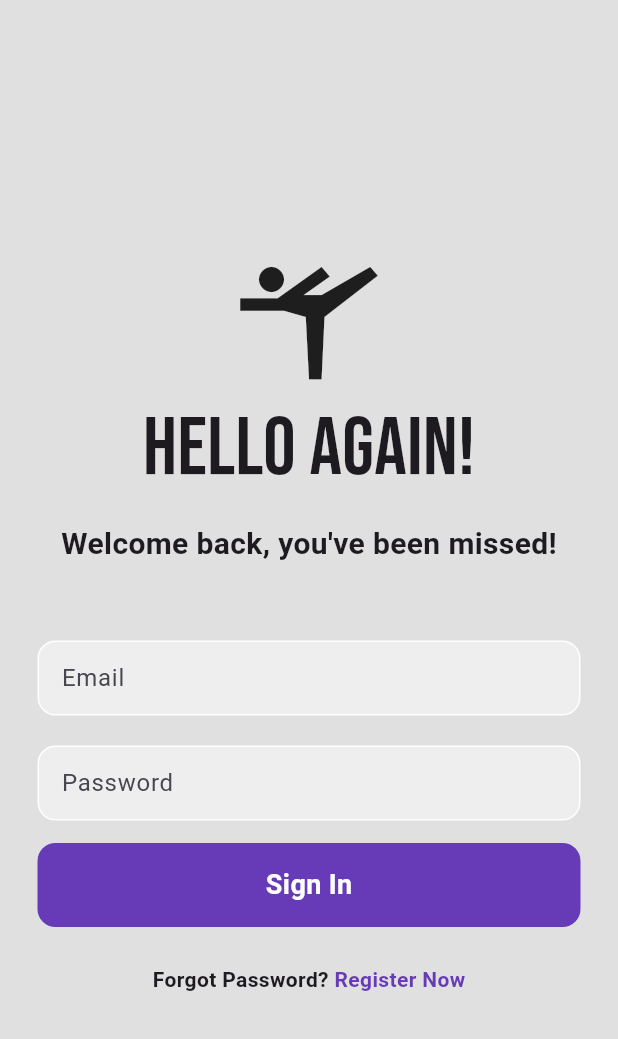
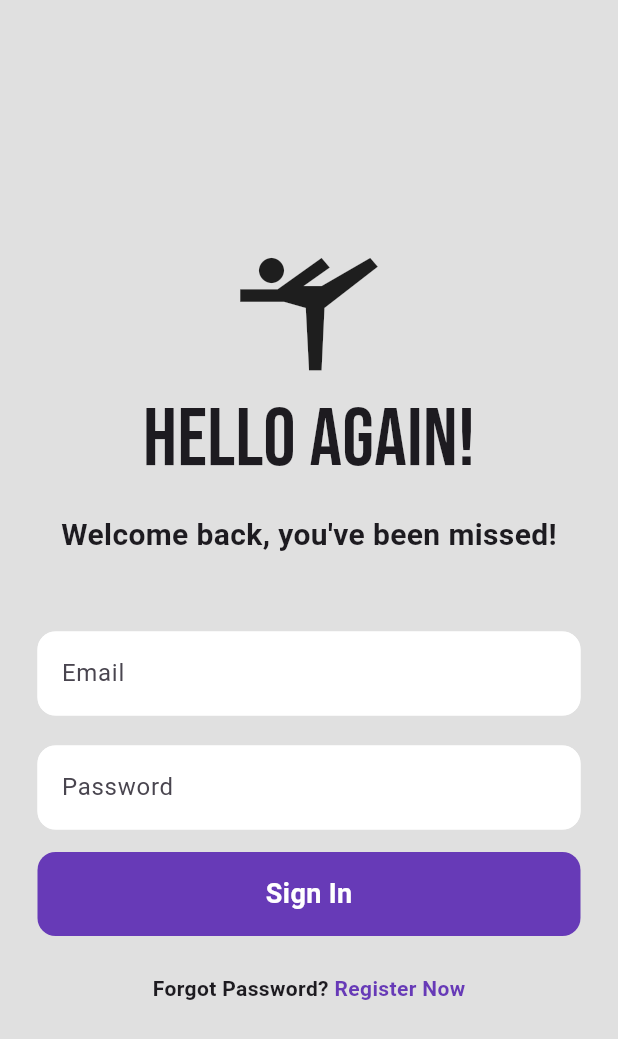
Before and after one commit to rishithamenush/FirebaseApp, a Flutter app: the screen it shows after launch, on a phone screen of 412 x 824 dp. Shown: the top 1039 px of the screen. Run offline on Flutter 3.47's test engine with Material 3 defaults, Android fonts, the phone set to English and light mode, and no system bars; our stand-ins replace google_fonts.

Commit message:
update the login page

```diff
--- a/lib/login_page.dart
+++ b/lib/login_page.dart
@@ -10,12 +10,17 @@ class LoginPage extends StatefulWidget {
 }
 
 class _LoginPageState extends State<LoginPage> {
+  final _emailController = TextEditingController();
+  final _passwordController = TextEditingController();
+
+
   @override
   Widget build(BuildContext context) {
     return Scaffold(
       backgroundColor: Colors.grey[300],
       body: SafeArea(
         child: Center(
+          child: SingleChildScrollView(
             child: Column(
               mainAxisAlignment: MainAxisAlignment.center,
               children: [
@@ -38,45 +43,51 @@ class _LoginPageState extends State<LoginPage> {
 
                 const SizedBox(height: 50,),
 
-              //email textfield
+                //email text field
                 Padding(
                   padding: const EdgeInsets.symmetric(horizontal: 25.0),
-                child: Container(
-                  decoration: BoxDecoration(
-                    color: Colors.grey[200],
-                    border: Border.all(color: Colors.white),
-                    borderRadius: BorderRadius.circular(12)
+                  child: TextField(
+                    controller: _emailController,
+                    decoration: InputDecoration(
+                      enabledBorder: OutlineInputBorder(
+                        borderSide: BorderSide(color: Colors.white),
+                        borderRadius: BorderRadius.circular(12),
                       ),
-                  child: const TextField(
-                    decoration: InputDecoration(
-                      border: InputBorder.none,
+                      focusedBorder: OutlineInputBorder(
+                        borderSide: BorderSide(color: Colors.deepPurple),
+                        borderRadius: BorderRadius.circular(12),
+                      ),
                       hintText: "Email",
-                      contentPadding: EdgeInsets.only(left: 15),
-                    ),
+                      fillColor: Colors.white,
+                      filled: true,
                     ),
                   ),
                 ),
                 const SizedBox(height: 20,),
 
-              //password Textfield
+                //password Text field
+
                 Padding(
                   padding: const EdgeInsets.symmetric(horizontal: 25.0),
-                child: Container(
-                  decoration: BoxDecoration(
-                      color: Colors.grey[200],
-                      border: Border.all(color: Colors.white),
-                      borderRadius: BorderRadius.circular(12)
-                  ),
-                  child: const TextField(
+                  child: TextField(
+                    controller: _passwordController,
                     obscureText: true,
                     decoration: InputDecoration(
-                      border: InputBorder.none,
+                      enabledBorder: OutlineInputBorder(
+                        borderSide: const BorderSide(color: Colors.white),
+                        borderRadius: BorderRadius.circular(12),
+                      ),
+                      focusedBorder: OutlineInputBorder(
+                        borderSide: const BorderSide(color: Colors.deepPurple),
+                        borderRadius: BorderRadius.circular(12),
+                      ),
                       hintText: "Password",
-                      contentPadding: EdgeInsets.only(left: 15),
+                      fillColor: Colors.white,
+                      filled: true,
                     ),
                   ),
                 ),
-              ),
+
                 const SizedBox(height: 15,),
                 //sign in button
                 Padding(
@@ -113,6 +124,7 @@ class _LoginPageState extends State<LoginPage> {
             ),
           ),
         ),
+      ),
     );
   }
 }
```
Lines whose indentation alone changed are shown as unchanged.
